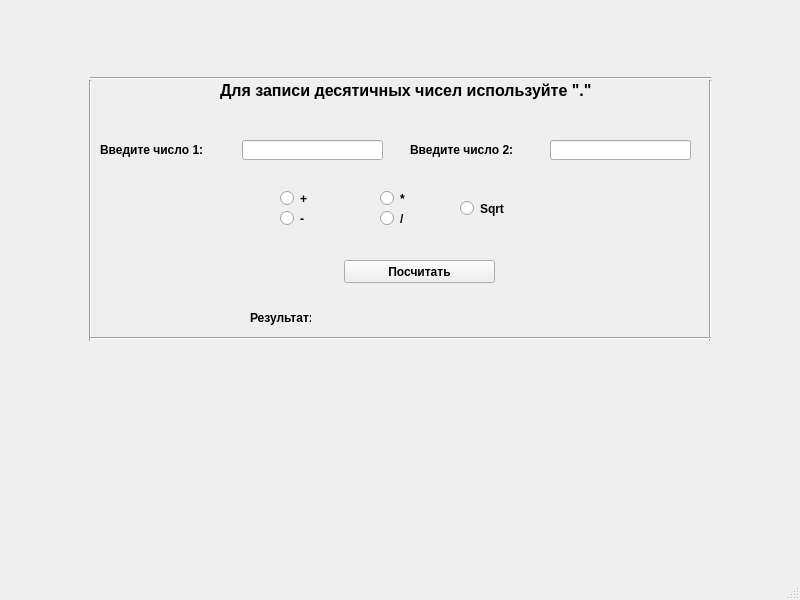
Ropor101/QT_Projects, file Calc/mainwindow.ui: the form before one commit.
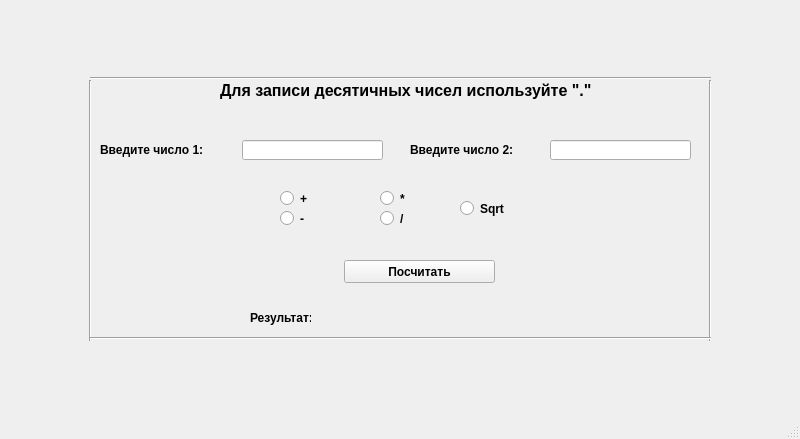
The form after the commit.

Diff of the .ui file:
```diff
--- a/Calc/mainwindow.ui
+++ b/Calc/mainwindow.ui
@@ -7,7 +7,7 @@
     <x>0</x>
     <y>0</y>
     <width>800</width>
-    <height>600</height>
+    <height>439</height>
    </rect>
   </property>
   <property name="font">
@@ -234,10 +234,10 @@
    <widget class="QLabel" name="Del0">
     <property name="geometry">
      <rect>
-      <x>360</x>
+      <x>250</x>
       <y>290</y>
-      <width>131</width>
-      <height>16</height>
+      <width>331</width>
+      <height>20</height>
      </rect>
     </property>
     <property name="text">
```
